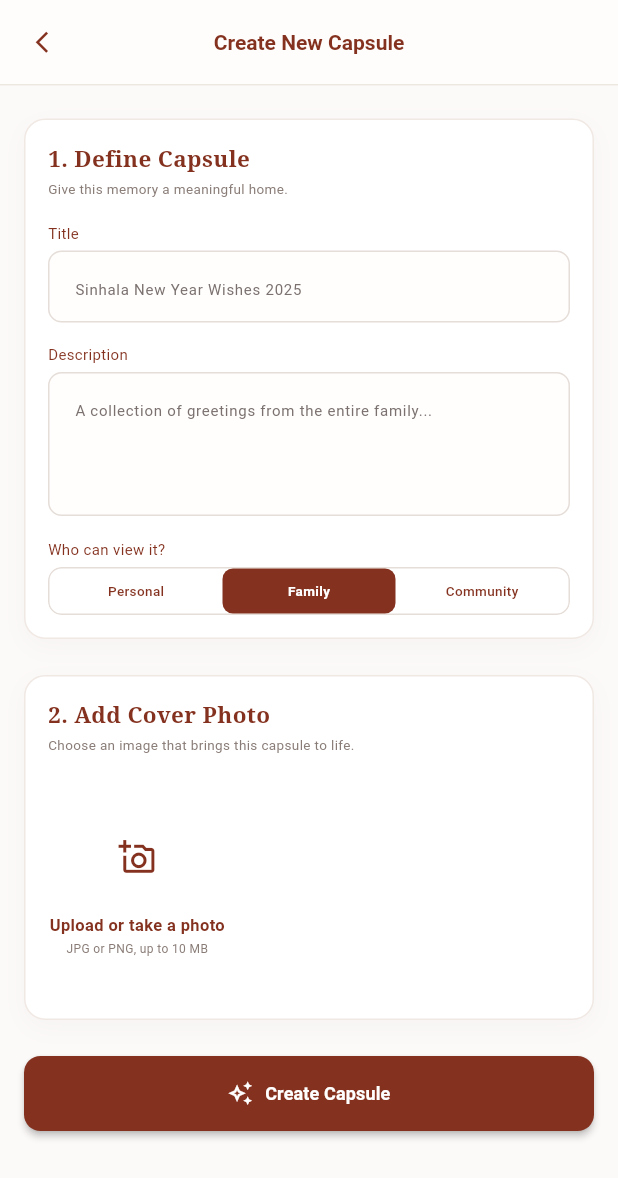
After one commit to DasunD2002/uee_project, a Flutter app: the CreateCapsuleScreen screen opened by its route, on a phone screen of 412 x 824 dp. The commit adds this screen. Shown: the top 1178 px of the screen. Run offline on Flutter 3.47's test engine with Material 3 defaults, Android fonts, the light colour scheme and no system bars; our stand-ins replace shared_preferences; missing offline and left inert: maplibre_gl; accounts and stored records are empty; Roboto replaces fonts that are missing (Arial).

Commit message:
Implement the create capsual

```diff
--- a/lib/core/widgets/rootly_logo.dart
+++ b/lib/core/widgets/rootly_logo.dart
@@ -16,7 +16,7 @@ class RootlyLogo extends StatelessWidget {
     child: Image.asset(
       'assets/images/rootly_logo.png',
       fit: BoxFit.cover,
-      errorBuilder: (_, __, ___) => const DecoratedBox(
+      errorBuilder: (_, _, _) => const DecoratedBox(
         decoration: BoxDecoration(
           gradient: LinearGradient(colors: [Color(0xFFBFCAC7), Color(0xFF53675B), Color(0xFF7B665A)]),
         ),
--- a/lib/features/auth/presentation/login_screen.dart
+++ b/lib/features/auth/presentation/login_screen.dart
@@ -20,7 +20,7 @@ class _LoginScreenState extends State<LoginScreen> {
     resizeToAvoidBottomInset: true,
     body: LayoutBuilder(builder: (context, box) => SingleChildScrollView(
       child: ConstrainedBox(constraints: BoxConstraints(minHeight: box.maxHeight), child: Column(children: [
-        SizedBox(height: box.maxHeight * .53, width: double.infinity, child: Image.asset('assets/images/login_image.jpg', fit: BoxFit.cover, errorBuilder: (_, __, ___) => const DecoratedBox(decoration: BoxDecoration(gradient: LinearGradient(begin: Alignment.topCenter, end: Alignment.bottomCenter, colors: [Color(0xFF69B5B6), Color(0xFFBEDAD0), Color(0xFF405738)])), child: Center(child: Icon(Icons.landscape, size: 90, color: Colors.white70))))),
+        SizedBox(height: box.maxHeight * .53, width: double.infinity, child: Image.asset('assets/images/login_image.jpg', fit: BoxFit.cover, errorBuilder: (_, _, _) => const DecoratedBox(decoration: BoxDecoration(gradient: LinearGradient(begin: Alignment.topCenter, end: Alignment.bottomCenter, colors: [Color(0xFF69B5B6), Color(0xFFBEDAD0), Color(0xFF405738)])), child: Center(child: Icon(Icons.landscape, size: 90, color: Colors.white70))))),
         Transform.translate(offset: const Offset(0, -72), child: Container(
           width: double.infinity, padding: const EdgeInsets.fromLTRB(30, 20, 30, 22),
           decoration: const BoxDecoration(color: Colors.white, borderRadius: BorderRadius.only(topLeft: Radius.circular(70))),
--- /dev/null
+++ b/lib/features/capsules/presentation/create_capsule_screen.dart
@@ -0,0 +1,344 @@
+import 'package:flutter/material.dart';
+
+import '../../../core/theme/app_colors.dart';
+
+/// Form used to collect the details for a new time capsule.
+class CreateCapsuleScreen extends StatefulWidget {
+  const CreateCapsuleScreen({super.key});
+
+  @override
+  State<CreateCapsuleScreen> createState() => _CreateCapsuleScreenState();
+}
+
+class _CreateCapsuleScreenState extends State<CreateCapsuleScreen> {
+  final _formKey = GlobalKey<FormState>();
+  final _titleController = TextEditingController();
+  final _descriptionController = TextEditingController();
+  String _type = 'Family';
+  bool _hasCoverPhoto = false;
+
+  @override
+  void dispose() {
+    _titleController.dispose();
+    _descriptionController.dispose();
+    super.dispose();
+  }
+
+  void _selectCoverPhoto() {
+    // The screen is ready to connect to image_picker when photo storage is added.
+    setState(() => _hasCoverPhoto = true);
+  }
+
+  void _createCapsule() {
+    if (!_formKey.currentState!.validate()) return;
+    ScaffoldMessenger.of(context).showSnackBar(
+      SnackBar(
+        content: Text('${_titleController.text.trim()} capsule created'),
+        behavior: SnackBarBehavior.floating,
+      ),
+    );
+  }
+
+  @override
+  Widget build(BuildContext context) => Scaffold(
+    backgroundColor: const Color(0xFFFCFAF9),
+    appBar: AppBar(
+      backgroundColor: const Color(0xFFFFFDFC),
+      foregroundColor: AppColors.brown,
+      elevation: 0,
+      scrolledUnderElevation: 0,
+      surfaceTintColor: Colors.transparent,
+      centerTitle: true,
+      title: const Text(
+        'Create New Capsule',
+        style: TextStyle(fontSize: 14, fontWeight: FontWeight.w700),
+      ),
+      leading: IconButton(
+        icon: const Icon(Icons.arrow_back_ios_new, size: 17),
+        onPressed: () => Navigator.maybePop(context),
+      ),
+      bottom: const PreferredSize(
+        preferredSize: Size.fromHeight(1),
+        child: Divider(height: 1, color: Color(0xFFEDE7E2)),
+      ),
+    ),
+    body: SafeArea(
+      top: false,
+      child: Form(
+        key: _formKey,
+        child: ListView(
+          padding: const EdgeInsets.fromLTRB(16, 22, 16, 28),
+          children: [
+            _FormSection(
+              title: '1. Define Capsule',
+              subtitle: 'Give this memory a meaningful home.',
+              child: Column(
+                crossAxisAlignment: CrossAxisAlignment.start,
+                children: [
+                  const _InputLabel('Title'),
+                  TextFormField(
+                    controller: _titleController,
+                    textCapitalization: TextCapitalization.sentences,
+                    decoration: _inputDecoration('Sinhala New Year Wishes 2025'),
+                    validator: (value) => value == null || value.trim().isEmpty
+                        ? 'Enter a capsule title'
+                        : null,
+                  ),
+                  const SizedBox(height: 14),
+                  const _InputLabel('Description'),
+                  TextFormField(
+                    controller: _descriptionController,
+                    minLines: 3,
+                    maxLines: 4,
+                    textCapitalization: TextCapitalization.sentences,
+                    decoration: _inputDecoration(
+                      'A collection of greetings from the entire family...',
+                    ),
+                    validator: (value) => value == null || value.trim().isEmpty
+                        ? 'Add a short description'
+                        : null,
+                  ),
+                  const SizedBox(height: 15),
+                  const _InputLabel('Who can view it?'),
+                  _CapsuleTypePicker(
+                    value: _type,
+                    onChanged: (value) => setState(() => _type = value),
+                  ),
+                ],
+              ),
+            ),
+            const SizedBox(height: 24),
+            _FormSection(
+              title: '2. Add Cover Photo',
+              subtitle: 'Choose an image that brings this capsule to life.',
+              child: _CoverPhotoPicker(
+                hasCoverPhoto: _hasCoverPhoto,
+                onTap: _selectCoverPhoto,
+              ),
+            ),
+            const SizedBox(height: 24),
+            SizedBox(
+              height: 50,
+              child: FilledButton(
+                onPressed: _createCapsule,
+                style: FilledButton.styleFrom(
+                  backgroundColor: AppColors.brown,
+                  foregroundColor: Colors.white,
+                  elevation: 2,
+                  shape: RoundedRectangleBorder(
+                    borderRadius: BorderRadius.circular(11),
+                  ),
+                ),
+                child: const Row(
+                  mainAxisAlignment: MainAxisAlignment.center,
+                  children: [
+                    Icon(Icons.auto_awesome_outlined, size: 17),
+                    SizedBox(width: 8),
+                    Text(
+                      'Create Capsule',
+                      style: TextStyle(fontSize: 12, fontWeight: FontWeight.w700),
+                    ),
+                  ],
+                ),
+              ),
+            ),
+          ],
+        ),
+      ),
+    ),
+  );
+}
+
+InputDecoration _inputDecoration(String hintText) => InputDecoration(
+  hintText: hintText,
+  hintStyle: const TextStyle(color: Color(0xFF7B7270), fontSize: 10),
+  filled: true,
+  fillColor: const Color(0xFFFFFEFD),
+  contentPadding: const EdgeInsets.symmetric(horizontal: 14, vertical: 12),
+  border: OutlineInputBorder(
+    borderRadius: BorderRadius.circular(9),
+    borderSide: const BorderSide(color: Color(0xFFE5DDD8)),
+  ),
+  enabledBorder: OutlineInputBorder(
+    borderRadius: BorderRadius.circular(9),
+    borderSide: const BorderSide(color: Color(0xFFE5DDD8)),
+  ),
+  focusedBorder: OutlineInputBorder(
+    borderRadius: BorderRadius.circular(9),
+    borderSide: const BorderSide(color: AppColors.brown),
+  ),
+);
+
+class _SectionTitle extends StatelessWidget {
+  const _SectionTitle(this.title);
+  final String title;
+
+  @override
+  Widget build(BuildContext context) => Text(
+    title,
+    style: const TextStyle(
+      color: AppColors.brown,
+      fontFamily: 'serif',
+      fontSize: 15,
+      fontWeight: FontWeight.bold,
+    ),
+  );
+}
+
+class _InputLabel extends StatelessWidget {
+  const _InputLabel(this.label);
+  final String label;
+
+  @override
+  Widget build(BuildContext context) => Padding(
+    padding: const EdgeInsets.only(bottom: 5),
+    child: Text(
+      label,
+      style: const TextStyle(color: AppColors.brown, fontSize: 10),
+    ),
+  );
+}
+
+class _FormSection extends StatelessWidget {
+  const _FormSection({
+    required this.title,
+    required this.subtitle,
+    required this.child,
+  });
+
+  final String title;
+  final String subtitle;
+  final Widget child;
+
+  @override
+  Widget build(BuildContext context) => Container(
+    padding: const EdgeInsets.all(15),
+    decoration: BoxDecoration(
+      color: Colors.white,
+      borderRadius: BorderRadius.circular(14),
+      border: Border.all(color: const Color(0xFFF0E8E3)),
+      boxShadow: const [
+        BoxShadow(color: Color(0x083B241D), blurRadius: 13, offset: Offset(0, 5)),
+      ],
+    ),
+    child: Column(
+      crossAxisAlignment: CrossAxisAlignment.start,
+      children: [
+        _SectionTitle(title),
+        const SizedBox(height: 3),
+        Text(subtitle, style: const TextStyle(color: Color(0xFF897C77), fontSize: 9)),
+        const SizedBox(height: 16),
+        child,
+      ],
+    ),
+  );
+}
+
+class _CoverPhotoPicker extends StatelessWidget {
+  const _CoverPhotoPicker({required this.hasCoverPhoto, required this.onTap});
+  final bool hasCoverPhoto;
+  final VoidCallback onTap;
+
+  @override
+  Widget build(BuildContext context) => InkWell(
+    onTap: onTap,
+    borderRadius: BorderRadius.circular(11),
+    child: Ink(
+      height: 145,
+      decoration: BoxDecoration(
+        color: const Color(0xFFF9F4F1),
+        borderRadius: BorderRadius.circular(11),
+        border: Border.all(color: const Color(0xFFEADFD9)),
+      ),
+      child: hasCoverPhoto
+          ? ClipRRect(
+              borderRadius: BorderRadius.circular(10),
+              child: Stack(
+                fit: StackFit.expand,
+                children: [
+                  Image.asset('assets/images/login_image.jpg', fit: BoxFit.cover),
+                  const Align(
+                    alignment: Alignment.bottomCenter,
+                    child: DecoratedBox(
+                      decoration: BoxDecoration(color: Color(0x99000000)),
+                      child: SizedBox(
+                        height: 34,
+                        width: double.infinity,
+                        child: Center(
+                          child: Text('Tap to change cover photo',
+                              style: TextStyle(color: Colors.white, fontSize: 10)),
+                        ),
+                      ),
+                    ),
+                  ),
+                ],
+              ),
+            )
+          : const Column(
+              mainAxisAlignment: MainAxisAlignment.center,
+              children: [
+                CircleAvatar(
+                  radius: 27,
+                  backgroundColor: Colors.white,
+                  child: Icon(Icons.add_a_photo_outlined,
+                      color: AppColors.brown, size: 25),
+                ),
+                SizedBox(height: 10),
+                Text('Upload or take a photo',
+                    style: TextStyle(
+                        color: AppColors.brown,
+                        fontSize: 11,
+                        fontWeight: FontWeight.w700)),
+                SizedBox(height: 3),
+                Text('JPG or PNG, up to 10 MB',
+                    style: TextStyle(color: Color(0xFF897C77), fontSize: 8)),
+              ],
+            ),
+    ),
+  );
+}
+
+class _CapsuleTypePicker extends StatelessWidget {
+  const _CapsuleTypePicker({required this.value, required this.onChanged});
+  final String value;
+  final ValueChanged<String> onChanged;
+
+  @override
+  Widget build(BuildContext context) => ClipRRect(
+    borderRadius: BorderRadius.circular(9),
+    child: Container(
+      height: 32,
+      decoration: BoxDecoration(
+        color: Colors.white,
+        borderRadius: BorderRadius.circular(9),
+        border: Border.all(color: const Color(0xFFE5DDD8)),
+      ),
+      child: Row(
+        children: ['Personal', 'Family', 'Community']
+            .map(
+              (type) => Expanded(
+                child: InkWell(
+                  onTap: () => onChanged(type),
+                  child: Container(
+                    alignment: Alignment.center,
+                    decoration: BoxDecoration(
+                      color: value == type ? AppColors.brown : Colors.transparent,
+                      borderRadius: BorderRadius.circular(7),
+                    ),
+                    child: Text(
+                      type,
+                      style: TextStyle(
+                        color: value == type ? Colors.white : AppColors.brown,
+                        fontSize: 9,
+                        fontWeight: value == type ? FontWeight.w700 : FontWeight.w500,
+                      ),
+                    ),
+                  ),
+                ),
+              ),
+            )
+            .toList(),
+      ),
+    ),
+  );
+}
--- a/lib/features/explorer/presentation/journey_planner_screen.dart
+++ b/lib/features/explorer/presentation/journey_planner_screen.dart
@@ -582,7 +582,7 @@ class _JourneyDraftsScreenState extends State<JourneyDraftsScreen> {
           : ListView.separated(
               padding: const EdgeInsets.all(12),
               itemCount: drafts.length,
-              separatorBuilder: (_, __) => const SizedBox(height: 8),
+              separatorBuilder: (_, _) => const SizedBox(height: 8),
               itemBuilder: (context, index) {
                 final draft = drafts[index];
                 return Card(
--- a/lib/features/explorer/presentation/place_detail_screen.dart
+++ b/lib/features/explorer/presentation/place_detail_screen.dart
@@ -189,8 +189,9 @@ class _PlaceDetailScreenState extends State<PlaceDetailScreen> {
     bottomNavigationBar: ExplorerFooter(
       selectedIndex: 1,
       onSelected: (index) {
-        if (index == 0)
+        if (index == 0) {
           Navigator.pushNamedAndRemoveUntil(context, '/home', (_) => false);
+        }
         if (index == 1) Navigator.pop(context);
       },
     ),
--- a/lib/features/home/presentation/home_screen.dart
+++ b/lib/features/home/presentation/home_screen.dart
@@ -19,7 +19,11 @@ class _HomeScreenState extends State<HomeScreen> {
   }
 
   void selectTab(int index) {
-    if (index == 1) Navigator.pushNamed(context, '/explorer');
+    if (index == 1) {
+      Navigator.pushNamed(context, '/explorer');
+    } else if (index == 3) {
+      Navigator.pushNamed(context, '/capsules');
+    }
   }
 
   @override
--- a/lib/features/home/presentation/widgets/home_drawer.dart
+++ b/lib/features/home/presentation/widgets/home_drawer.dart
@@ -21,7 +21,7 @@ class HomeDrawer extends StatelessWidget {
       ])),
       Expanded(child: ListView(padding: const EdgeInsets.fromLTRB(12, 10, 12, 8), children: [
         const _SectionLabel('Main'),
-        for (var i = 0; i < mainItems.length; i++) _DrawerItem(icon: mainItems[i].icon, label: mainItems[i].label, selected: i == 0, onTap: () { Navigator.pop(context); if (i == 0) { Navigator.pushNamedAndRemoveUntil(context, '/home', (_) => false); } else if (i == 1) { Navigator.pushReplacementNamed(context, '/explorer'); } }),
+        for (var i = 0; i < mainItems.length; i++) _DrawerItem(icon: mainItems[i].icon, label: mainItems[i].label, selected: i == 0, onTap: () { Navigator.pop(context); if (i == 0) { Navigator.pushNamedAndRemoveUntil(context, '/home', (_) => false); } else if (i == 1) { Navigator.pushReplacementNamed(context, '/explorer'); } else if (i == 3) { Navigator.pushNamed(context, '/capsules'); } }),
         const SizedBox(height: 8), const _SectionLabel('Saved'),
         for (var i = 0; i < savedItems.length; i++) _DrawerItem(icon: savedItems[i].icon, label: savedItems[i].label, onTap: () { Navigator.pop(context); if (i == 3) Navigator.pushNamed(context, '/province-map'); }),
       ])),
--- a/lib/main.dart
+++ b/lib/main.dart
@@ -2,6 +2,8 @@ import 'package:flutter/material.dart';
 import 'core/theme/app_colors.dart';
 import 'features/auth/presentation/login_screen.dart';
 import 'features/auth/presentation/signup_screen.dart';
+import 'features/capsules/presentation/create_capsule_screen.dart';
+import 'features/capsules/presentation/capsule_home_screen.dart';
 import 'features/explorer/presentation/explorer_shell.dart';
 import 'features/explorer/presentation/sri_lanka_3d_map_screen.dart';
 import 'features/home/presentation/home_screen.dart';
@@ -27,6 +29,8 @@ class RootlyApp extends StatelessWidget {
       '/': (_) => const SplashScreen(),
       '/login': (_) => const LoginScreen(),
       '/signup': (_) => const SignUpScreen(),
+      '/create-capsule': (_) => const CreateCapsuleScreen(),
+      '/capsules': (_) => const CapsuleHomeScreen(),
       '/home': (_) => const HomeScreen(),
       '/explorer': (_) => const ExplorerShell(),
       '/province-map': (_) => const SriLanka3DMapScreen(),
```
Also changed, not shown: lib/features/capsules/presentation/capsule_home_screen.dart (added, +241 -0 lines), lib/features/explorer/presentation/explorer_shell.dart (+5 -2 lines), lib/features/explorer/presentation/sri_lanka_3d_map_screen.dart (+5 -3 lines).
